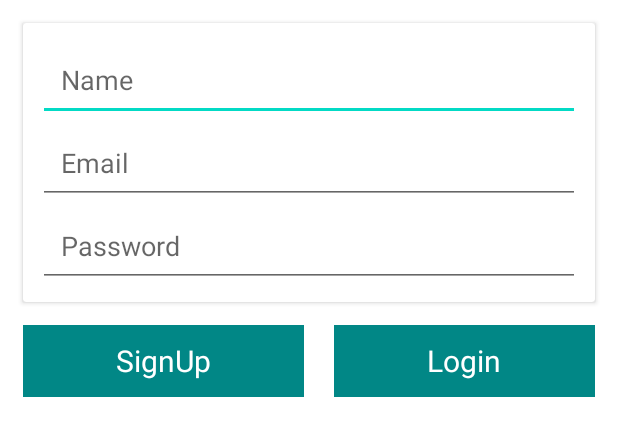
After one commit to oshani-jayawardane/Givit-Donation-App, an Android app: the layout activity_authentication.xml on its own in the app's theme, with its tools: preview values and no code run, on a phone screen of 412 x 824 dp. The commit adds this screen. Shown: the top 436 px of the screen. Run offline under Robolectric (Android 15) with nearby library versions, the phone set to English and light mode, and no system bars.

Commit message:
authentication feature added

```diff
--- /dev/null
+++ b/app/src/main/res/layout/activity_authentication.xml
@@ -0,0 +1,98 @@
+<?xml version="1.0" encoding="utf-8"?>
+<LinearLayout xmlns:android="http://schemas.android.com/apk/res/android"
+    xmlns:app="http://schemas.android.com/apk/res-auto"
+    xmlns:tools="http://schemas.android.com/tools"
+    android:layout_width="match_parent"
+    android:layout_height="match_parent"
+    android:padding="10dp"
+    android:orientation="vertical"
+    tools:context=".chat.AuthenticationActivity">
+
+    <androidx.cardview.widget.CardView
+
+        android:layout_marginRight="5dp"
+        android:layout_marginLeft="5dp"
+        android:layout_marginBottom="5dp"
+        android:layout_marginTop="100dp"
+        android:layout_margin="5dp"
+        app:contentPadding="10dp"
+        android:layout_width="match_parent"
+        android:layout_height="wrap_content">
+
+        <LinearLayout
+            android:orientation="vertical"
+            android:layout_width="match_parent"
+            android:layout_height="wrap_content">
+
+            <EditText
+
+                android:id="@+id/name"
+                android:hint="Name"
+                android:inputType="textCapWords"
+                android:padding="15dp"
+                android:layout_width="match_parent"
+                android:layout_height="wrap_content"/>
+
+            <EditText
+                android:id="@+id/email"
+                android:hint="Email"
+                android:inputType="textEmailAddress"
+                android:padding="15dp"
+                android:layout_width="match_parent"
+                android:layout_height="wrap_content"/>
+
+            <EditText
+                android:id="@+id/password"
+                android:inputType="textPassword"
+                android:hint="Password"
+                android:padding="15dp"
+                android:layout_width="match_parent"
+                android:layout_height="wrap_content"/>
+
+
+        </LinearLayout>
+
+    </androidx.cardview.widget.CardView>
+
+
+    <LinearLayout
+
+        android:layout_marginTop="10dp"
+        android:layout_marginLeft="5dp"
+        android:layout_marginRight="5dp"
+        android:orientation="horizontal"
+        android:weightSum="2"
+        android:layout_width="match_parent"
+        android:layout_height="wrap_content">
+
+        <TextView
+            android:id="@+id/signUp"
+            android:background="@color/teal_700"
+            android:textColor="@color/white"
+            android:layout_marginRight="10dp"
+            android:gravity="center"
+            android:text="SignUp"
+            android:layout_weight="1"
+            android:textSize="20sp"
+            android:layout_width="wrap_content"
+            android:layout_height="48dp"/>
+
+        <TextView
+
+            android:id="@+id/login"
+            android:background="@color/teal_700"
+            android:textColor="@color/white"
+            android:layout_marginLeft="10dp"
+            android:gravity="center"
+            android:text="Login"
+            android:layout_weight="1"
+            android:textSize="20sp"
+            android:layout_width="wrap_content"
+            android:layout_height="48dp"/>
+
+
+
+
+    </LinearLayout>
+
+</LinearLayout>
```
Also changed, not shown: app/src/main/AndroidManifest.xml (+14 -0 lines), app/src/main/java/com/example/givitapp/chat/AuthenticationActivity.java (added, +110 -0 lines), app/src/main/java/com/example/givitapp/chat/Chat2Activity.java (added, +96 -0 lines), app/src/main/res/layout/activity_chat.xml (+8 -2 lines), app/src/main/res/layout/activity_chat2.xml (added, +44 -0 lines).
